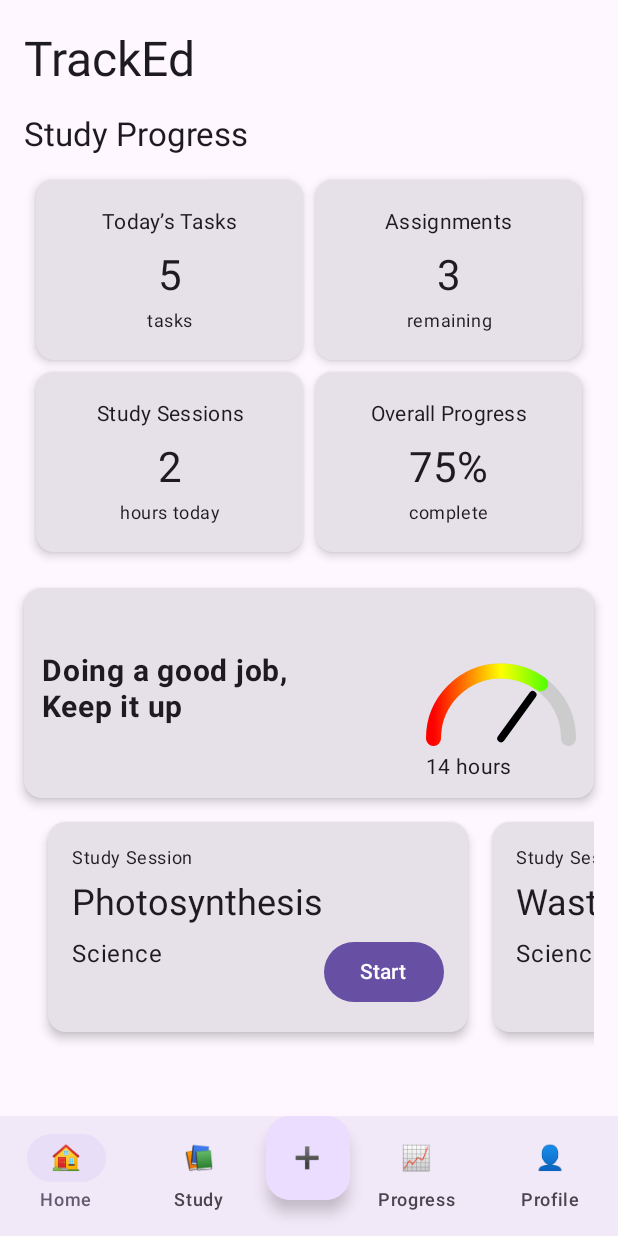
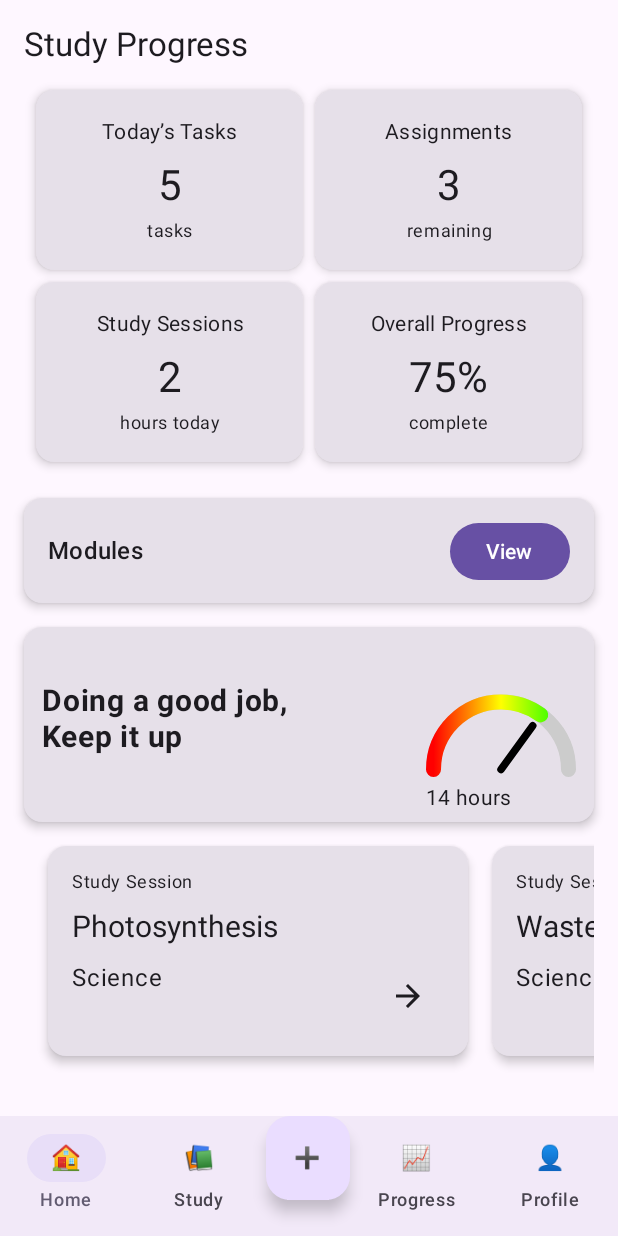
Before and after one commit to DavidDully/TrackEd, an Android app built with Jetpack Compose: the screen it shows after launch (MainActivity), on a phone screen of 412 x 824 dp. Run offline under Robolectric (Android 15) with nearby library versions, the phone set to English and light mode, and no system bars.

Commit message:
Added Module section

```diff
--- a/app/src/main/java/com/example/tracked/MainActivity.kt
+++ b/app/src/main/java/com/example/tracked/MainActivity.kt
@@ -33,7 +33,8 @@ import androidx.navigation.compose.currentBackStackEntryAsState
 import androidx.navigation.compose.rememberNavController
 import kotlin.math.cos
 import kotlin.math.sin
-
+import androidx.compose.material.icons.Icons
+import androidx.compose.material.icons.filled.ArrowForward
 
 class MainActivity : ComponentActivity() {
     override fun onCreate(savedInstanceState: Bundle?) {
@@ -150,7 +151,6 @@ fun BottomNavigationBar(navController: NavHostController, onFabClick: () -> Unit
     }
 }
 
-
 @Composable
 fun HomeScreen() {
     Column(
@@ -161,13 +161,6 @@ fun HomeScreen() {
         horizontalAlignment = Alignment.Start
     ) {
         Text(
-            text = "TrackEd",
-            style = MaterialTheme.typography.headlineLarge,
-            textAlign = TextAlign.Start,
-            modifier = Modifier.padding(top = 4.dp, bottom = 16.dp)
-        )
-
-        Text(
             text = "Study Progress",
             style = MaterialTheme.typography.titleLarge,
             textAlign = TextAlign.Start,
@@ -176,6 +169,7 @@ fun HomeScreen() {
                 .padding(bottom = 8.dp)
         )
 
+        // Top 4 Bento Cards
         LazyVerticalGrid(
             columns = GridCells.Fixed(2),
             modifier = Modifier.fillMaxWidth(),
@@ -191,21 +185,47 @@ fun HomeScreen() {
 
         Spacer(modifier = Modifier.height(16.dp))
 
-        // Adjusted motivational/reminder box: Font size adjusted for text
         Card(
             modifier = Modifier
                 .fillMaxWidth()
-                .height(140.dp),
+                .height(70.dp),  // Reduced height from 100.dp to 80.dp
             elevation = CardDefaults.cardElevation(defaultElevation = 4.dp)
         ) {
             Row(
                 modifier = Modifier
                     .fillMaxSize()
-                    .padding(top = 2.dp, bottom = 8.dp, start = 12.dp, end = 12.dp),
+                    .padding(16.dp),
                 verticalAlignment = Alignment.CenterVertically,
                 horizontalArrangement = Arrangement.SpaceBetween
             ) {
-                // Text on the left, in two lines, bold, with adjusted font size
+                Text(
+                    text = "Modules",
+                    style = MaterialTheme.typography.titleMedium
+                )
+                Button(onClick = { /* TODO: view modules */ }) {
+                    Text("View")
+                }
+            }
+        }
+
+
+        Spacer(modifier = Modifier.height(16.dp))
+
+        // Motivational/Gauge Card (unchanged)
+        Card(
+            modifier = Modifier
+                .fillMaxWidth()
+                .height(130.dp),
+            elevation = CardDefaults.cardElevation(defaultElevation = 4.dp)
+        ) {
+            Row(
+                modifier = Modifier
+                    .fillMaxSize()
+                    .padding(top = 0.dp, bottom = 8.dp, start = 12.dp, end = 12.dp),  // Reduced top padding from 2.dp to 0.dp
+                verticalAlignment = Alignment.CenterVertically,
+                horizontalArrangement = Arrangement.SpaceBetween
+            ) {
+                // Left text column
                 Column(
                     modifier = Modifier.weight(1f),
                     verticalArrangement = Arrangement.Center,
@@ -215,7 +235,7 @@ fun HomeScreen() {
                         text = "Doing a good job,",
                         style = MaterialTheme.typography.bodyLarge.copy(
                             fontWeight = FontWeight.Bold,
-                            fontSize = 20.sp  // Adjusted font size
+                            fontSize = 20.sp
                         ),
                         textAlign = TextAlign.Start
                     )
@@ -223,12 +243,12 @@ fun HomeScreen() {
                         text = "Keep it up",
                         style = MaterialTheme.typography.bodyLarge.copy(
                             fontWeight = FontWeight.Bold,
-                            fontSize = 20.sp  // Adjusted font size
+                            fontSize = 20.sp
                         ),
                         textAlign = TextAlign.Start
                     )
                 }
-                // Gauge on the right
+                // Right gauge
                 Column(
                     horizontalAlignment = Alignment.Start,
                     verticalArrangement = Arrangement.Center
@@ -244,6 +264,7 @@ fun HomeScreen() {
             }
         }
 
+
         Spacer(modifier = Modifier.height(16.dp))
 
         // Horizontal scrollable row of study session boxes
@@ -256,14 +277,14 @@ fun HomeScreen() {
                 StudySessionCard(
                     title = "Photosynthesis",
                     subject = "Science",
-                    titleFontSize = 24.sp  // Adjustable font size for topic text
+                    titleFontSize = 20.sp
                 )
             }
             item {
                 StudySessionCard(
                     title = "Waste Management",
                     subject = "Science",
-                    titleFontSize = 24.sp  // Adjustable font size for topic text
+                    titleFontSize = 20.sp
                 )
             }
         }
@@ -307,11 +328,14 @@ fun StudySessionCard(title: String, subject: String, titleFontSize: TextUnit = 2
                     textAlign = TextAlign.Start
                 )
             }
-            Button(
+            IconButton(
                 onClick = { /* Placeholder */ },
                 modifier = Modifier.align(Alignment.BottomEnd)
             ) {
-                Text("Start")
+                Icon(
+                    imageVector = Icons.Default.ArrowForward,
+                    contentDescription = "Arrow"
+                )
             }
         }
     }
```
